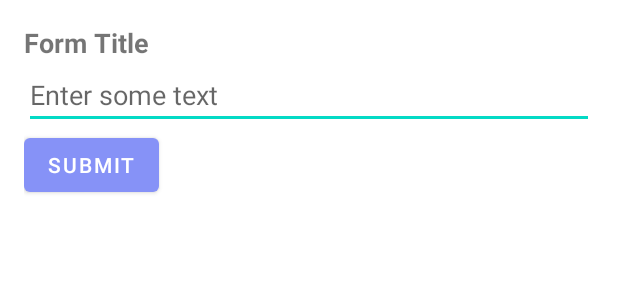
After one commit to tony-nguyen-95/animal-list-android, an Android app: the layout dialog_form.xml on its own in the app's theme, with its tools: preview values and no code run, on a phone screen of 412 x 824 dp. The commit adds this screen. Shown: the top 300 px of the screen. Run offline under Robolectric (Android 15) with nearby library versions, the phone set to English and light mode, and no system bars.

Commit message:
feat: add layout dialog

```diff
--- /dev/null
+++ b/app/src/main/res/layout/dialog_form.xml
@@ -0,0 +1,28 @@
+<?xml version="1.0" encoding="utf-8"?>
+<LinearLayout xmlns:android="http://schemas.android.com/apk/res/android"
+    android:layout_width="match_parent"
+    android:layout_height="wrap_content"
+    android:orientation="vertical"
+    android:padding="16dp">
+
+    <TextView
+        android:id="@+id/formTitleTextView"
+        android:layout_width="match_parent"
+        android:layout_height="wrap_content"
+        android:text="Form Title"
+        android:textStyle="bold"
+        android:textSize="18sp" />
+
+    <EditText
+        android:id="@+id/inputField"
+        android:layout_width="match_parent"
+        android:layout_height="wrap_content"
+        android:hint="Enter some text" />
+
+    <Button
+        android:id="@+id/submitButton"
+        android:layout_width="wrap_content"
+        android:layout_height="wrap_content"
+        android:text="Submit" />
+
+</LinearLayout>
```
Also changed, not shown: app/src/main/java/com/example/animalList/fragment/AnimalDetailFragment.java (+41 -0 lines), app/src/main/res/layout/fragment_detail_item.xml (+8 -7 lines).
